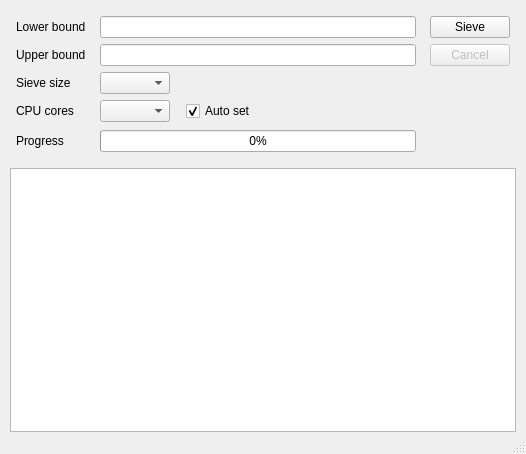
Before: the Qt Designer form qt-gui/forms/PrimeSieveGUI.ui in kimwalisch/primesieve, drawn with Qt 5.
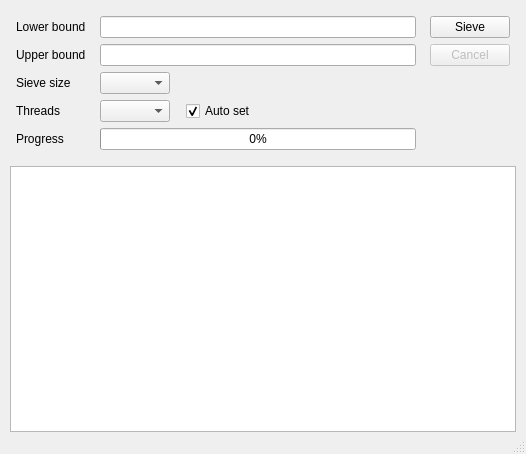
After: the same form once the commit is applied.

```diff
--- a/qt-gui/forms/PrimeSieveGUI.ui
+++ b/qt-gui/forms/PrimeSieveGUI.ui
@@ -257,7 +257,7 @@
          </size>
         </property>
         <property name="text">
-         <string notr="true">CPU cores</string>
+         <string notr="true">Threads</string>
         </property>
        </widget>
       </item>
@@ -316,7 +316,7 @@
         </item>
        </layout>
       </item>
-      <item row="5" column="1">
+      <item row="4" column="1">
        <widget class="QLabel" name="progressLabel">
         <property name="minimumSize">
          <size>
@@ -335,7 +335,7 @@
         </property>
        </widget>
       </item>
-      <item row="5" column="3">
+      <item row="4" column="3">
        <widget class="QProgressBar" name="progressBar">
         <property name="maximum">
          <number>1000</number>
@@ -345,22 +345,6 @@
         </property>
        </widget>
       </item>
-      <item row="4" column="1">
-       <spacer name="progressBarSpacer">
-        <property name="orientation">
-         <enum>Qt::Vertical</enum>
-        </property>
-        <property name="sizeType">
-         <enum>QSizePolicy::Fixed</enum>
-        </property>
-        <property name="sizeHint" stdset="0">
-         <size>
-          <width>20</width>
-          <height>2</height>
-         </size>
-        </property>
-       </spacer>
-      </item>
       <item row="0" column="0">
        <spacer name="horizontalSpacer1">
         <property name="orientation">
```
Left out of the diff: 12 changed lines with no effect on the pictures.
